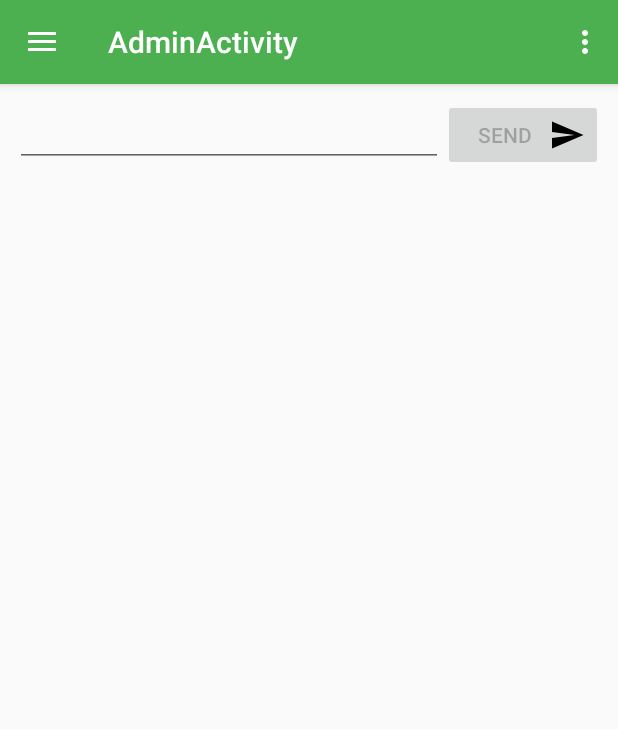
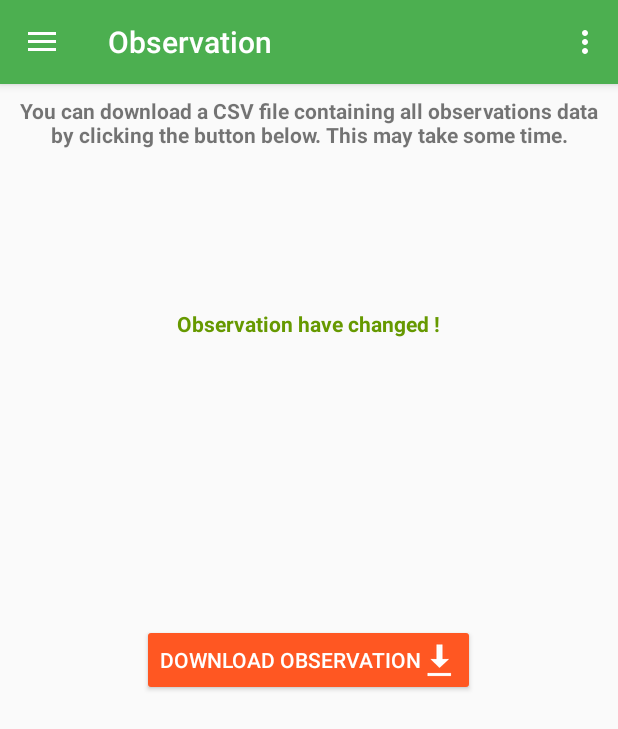
Before and after one commit to Fraktalis/caterpillapp-android, an Android app: the AdminActivity screen opened directly, with no data from a screen before it, in the side drawer, after a tap on "Observations", on a phone screen of 412 x 824 dp. Shown: the top 729 px of the screen. Run offline under Robolectric (Android 15) with nearby library versions, the light colour scheme and no system bars; our stand-ins replace Firebase (no records; nobody signed in at launch, a user with empty details on screens opened directly); libraries missing offline, so code that uses them is left out: com.ipaulpro.afilechooser.

Commit message:
Added layout for observation Download Changed the logic of save for observation to one firebase node by observation. The uid doesn't contains the observation index anymore, but the serialization keeps the old uid (oakUid + "_" + observationIndex)

```diff
--- a/leafguard-core/app/build.gradle
+++ b/leafguard-core/app/build.gradle
@@ -48,4 +48,5 @@ dependencies {
 
 
 
+
 apply plugin: 'com.google.gms.google-services'
--- a/leafguard-core/app/src/main/java/com/example/vincentale/leafguard_core/AdminActivity.java
+++ b/leafguard-core/app/src/main/java/com/example/vincentale/leafguard_core/AdminActivity.java
@@ -17,11 +17,14 @@ import android.view.MenuItem;
 import android.widget.TextView;
 import android.widget.Toast;
 
+import com.example.vincentale.leafguard_core.fragment.admin.AdminObservationFragment;
 import com.example.vincentale.leafguard_core.fragment.admin.AdminUserFragment;
 import com.example.vincentale.leafguard_core.model.User;
 import com.example.vincentale.leafguard_core.model.manager.UserManager;
 import com.example.vincentale.leafguard_core.util.DatabaseCallback;
 import com.google.firebase.database.DatabaseError;
+
+import static com.example.vincentale.leafguard_core.fragment.admin.AdminObservationFragment.LABEL;
 
 public class AdminActivity extends AppCompatActivity
         implements NavigationView.OnNavigationItemSelectedListener, AdminUserFragment.OnFragmentInteractionListener {
@@ -114,12 +117,16 @@ public class AdminActivity extends AppCompatActivity
         FragmentManager fragmentManager = getSupportFragmentManager();
 
         if (id == R.id.nav_users) {
+            getSupportActionBar().setTitle(AdminUserFragment.LABEL);
             AdminUserFragment userFragment = AdminUserFragment.newInstance();
             fragmentManager.beginTransaction().replace(R.id.admin_content_layout, userFragment).commit();
 
         } else if (id == R.id.nav_oaks) {
 
         } else if (id == R.id.nav_observations) {
+            getSupportActionBar().setTitle(AdminObservationFragment.LABEL);
+            AdminObservationFragment observationFragment = AdminObservationFragment.newInstance();
+            fragmentManager.beginTransaction().replace(R.id.admin_content_layout, observationFragment).commit();
 
         } else if (id == R.id.nav_notifications) {
 
--- a/leafguard-core/app/src/main/java/com/example/vincentale/leafguard_core/CaterpillarListActivity.java
+++ b/leafguard-core/app/src/main/java/com/example/vincentale/leafguard_core/CaterpillarListActivity.java
@@ -129,7 +129,11 @@ public class CaterpillarListActivity extends AppCompatActivity {
                                                         caterpillarObservationManager.update(observation, new OnUpdateCallback() {
                                                             @Override
                                                             public void onSuccess() {
-                                                                currentUser.addObservation(observation.getUid());
+                                                                /**
+                                                                 * We persist a slightly modified uid in order to be able to distinguish observation 1 and 2
+                                                                 * The uid is not modified
+                                                                 */
+                                                                currentUser.addObservation(observation.getUid() + "_" + observation.getObservationIndex());
                                                                 userManager.update(currentUser,null);
                                                                 Snackbar snackbar = Snackbar.make(findViewById(R.id.activity_caterpillar_list_layout), R.string.observation_successfully_sent, Snackbar.LENGTH_SHORT);
                                                                 snackbar.addCallback(new Snackbar.Callback() {
--- /dev/null
+++ b/leafguard-core/app/src/main/java/com/example/vincentale/leafguard_core/fragment/admin/AdminObservationFragment.java
@@ -0,0 +1,50 @@
+package com.example.vincentale.leafguard_core.fragment.admin;
+
+
+import android.app.NotificationManager;
+import android.os.Bundle;
+import android.support.v4.app.Fragment;
+import android.support.v4.app.NotificationCompat;
+import android.view.LayoutInflater;
+import android.view.View;
+import android.view.ViewGroup;
+import android.widget.Button;
+
+import com.example.vincentale.leafguard_core.R;
+
+import static android.content.Context.NOTIFICATION_SERVICE;
+
+/**
+ * A simple {@link Fragment} subclass.
+ */
+public class AdminObservationFragment extends Fragment {
+
+    public static final String LABEL = "Observation";
+    public static final String CHANNEL_ID = "observation_download_channel";
+
+    private Button downloadButton;
+
+
+    public AdminObservationFragment() {
+        // Required empty public constructor
+    }
+
+    public static AdminObservationFragment newInstance() {
+        return new AdminObservationFragment();
+    }
+
+    @Override
+    public View onCreateView(LayoutInflater inflater, ViewGroup container,
+                             Bundle savedInstanceState) {
+        // Inflate the layout for this fragment
+        View view = inflater.inflate(R.layout.fragment_admin_observation, container, false);
+        downloadButton = view.findViewById(R.id.downloadObservationButton);
+        downloadButton.setOnClickListener(new View.OnClickListener() {
+            @Override
+            public void onClick(View view) {
+
+            }
+        });
+        return view;
+    }
+}
--- a/leafguard-core/app/src/main/java/com/example/vincentale/leafguard_core/fragment/admin/AdminUserFragment.java
+++ b/leafguard-core/app/src/main/java/com/example/vincentale/leafguard_core/fragment/admin/AdminUserFragment.java
@@ -38,10 +38,10 @@ import java.io.File;
 
 @SuppressWarnings("VisibleForTests")
 public class AdminUserFragment extends Fragment {
+    public static final String LABEL = "Users";
     private static final int FILE_SELECT_CODE = 0;
     private static final int MY_PERMISSIONS_REQUEST_EXTERNAL_STORAGE = 2;
     private static final String TAG = "AdminUserFragment";
-
     private Button browseFileButton;
     private EditText browseFileEditText;
     private LinearLayout adminUserProgressLayout;
@@ -192,21 +192,6 @@ public class AdminUserFragment extends Fragment {
     }
 
     /**
-     * This interface must be implemented by activities that contain this
-     * fragment to allow an interaction in this fragment to be communicated
-     * to the activity and potentially other fragments contained in that
-     * activity.
-     * <p>
-     * See the Android Training lesson <a href=
-     * "http://developer.android.com/training/basics/fragments/communicating.html"
-     * >Communicating with Other Fragments</a> for more information.
-     */
-    public interface OnFragmentInteractionListener {
-        // TODO: Update argument type and name
-        void onFragmentInteraction(Uri uri);
-    }
-
-    /**
      * Utility function to have the the name of a file by its URI
      * @param uri
      * @return
@@ -232,4 +217,19 @@ public class AdminUserFragment extends Fragment {
         }
         return result;
     }
+
+    /**
+     * This interface must be implemented by activities that contain this
+     * fragment to allow an interaction in this fragment to be communicated
+     * to the activity and potentially other fragments contained in that
+     * activity.
+     * <p>
+     * See the Android Training lesson <a href=
+     * "http://developer.android.com/training/basics/fragments/communicating.html"
+     * >Communicating with Other Fragments</a> for more information.
+     */
+    public interface OnFragmentInteractionListener {
+        // TODO: Update argument type and name
+        void onFragmentInteraction(Uri uri);
+    }
 }
--- a/leafguard-core/app/src/main/java/com/example/vincentale/leafguard_core/model/User.java
+++ b/leafguard-core/app/src/main/java/com/example/vincentale/leafguard_core/model/User.java
@@ -127,6 +127,11 @@ public class User implements Identifiable {
                 '}';
     }
 
+    /**
+     * Add the given observation id into a set of sent observation.
+     * it's not the real uid, but a combination of observation UId and index.
+     * @param observationUid
+     */
     public void addObservation(String observationUid) {
         observationUidSet.add(observationUid);
     }
--- a/leafguard-core/app/src/main/java/com/example/vincentale/leafguard_core/model/manager/CaterpillarObservationManager.java
+++ b/leafguard-core/app/src/main/java/com/example/vincentale/leafguard_core/model/manager/CaterpillarObservationManager.java
@@ -43,7 +43,7 @@ public class CaterpillarObservationManager implements Manager<CaterpillarObserva
 
     @Override
     public void update(@NonNull CaterpillarObservation object, @Nullable final OnUpdateCallback updateCallback) {
-        DatabaseReference observationRef = firebaseDatabase.getReference().child(NODE_NAME).child(object.getUid());
+        DatabaseReference observationRef = firebaseDatabase.getReference().child(NODE_NAME).child(object.getUid()).child(String.valueOf(object.getObservationIndex()));
         try {
             for (String field :
                     fieldsMapping) {
--- /dev/null
+++ b/leafguard-core/app/src/main/res/layout/fragment_admin_observation.xml
@@ -0,0 +1,38 @@
+<FrameLayout xmlns:android="http://schemas.android.com/apk/res/android"
+    xmlns:tools="http://schemas.android.com/tools"
+    android:layout_width="match_parent"
+    android:layout_height="match_parent"
+    tools:context="com.example.vincentale.leafguard_core.fragment.admin.AdminObservationFragment">
+
+    <TextView
+        android:id="@+id/downloadObservationDescription"
+        android:layout_width="match_parent"
+        android:layout_height="wrap_content"
+        android:layout_margin="8dp"
+        android:text="@string/observation_download_description"
+        android:textAlignment="center"
+        android:textStyle="bold" />
+
+    <TextView
+        android:id="@+id/observationHaveChanged"
+        android:layout_width="wrap_content"
+        android:layout_height="wrap_content"
+        android:layout_gravity="center_horizontal"
+        android:layout_marginBottom="20dp"
+        android:layout_marginTop="150dp"
+        android:text="@string/observation_have_changed"
+        android:textAlignment="center"
+        android:textColor="@android:color/holo_green_dark"
+        android:textStyle="bold" />
+
+    <Button
+        android:id="@+id/downloadObservationButton"
+        style="@style/Widget.AppCompat.Button.Colored"
+        android:layout_width="wrap_content"
+        android:layout_height="wrap_content"
+        android:layout_gravity="center_vertical|center"
+        android:layout_margin="8dp"
+        android:drawableEnd="@android:drawable/stat_sys_download"
+        android:drawableRight="@android:drawable/stat_sys_download"
+        android:text="@string/download_observation_action" />
+</FrameLayout>
--- a/leafguard-core/app/src/main/res/values/strings.xml
+++ b/leafguard-core/app/src/main/res/values/strings.xml
@@ -130,4 +130,8 @@
     <string name="attackedbybirds">Attacked by birds</string>
     <string name="attackedByLizard">Attacked by lizards</string>
     <string name="error_occured">An error occured. Please try again.</string>
+    <string name="download_observation_action">Download observation</string>
+    <string name="observation_download_description" >You can download a CSV file containing all observations data by clicking the button below. This may take some time.</string>
+    <string name="observation_have_changed">Observation have changed !</string>
+    <string name="download_service_started">Download will start shortly</string>
 </resources>
```
Also changed, not shown: leafguard-core/app/src/main/AndroidManifest.xml (+12 -4 lines), leafguard-core/app/src/main/java/com/example/vincentale/leafguard_core/model/CaterpillarObservation.java (+6 -1 lines), leafguard-core/app/src/main/java/com/example/vincentale/leafguard_core/service/ObservationDownloadService.java (added, +45 -0 lines).
